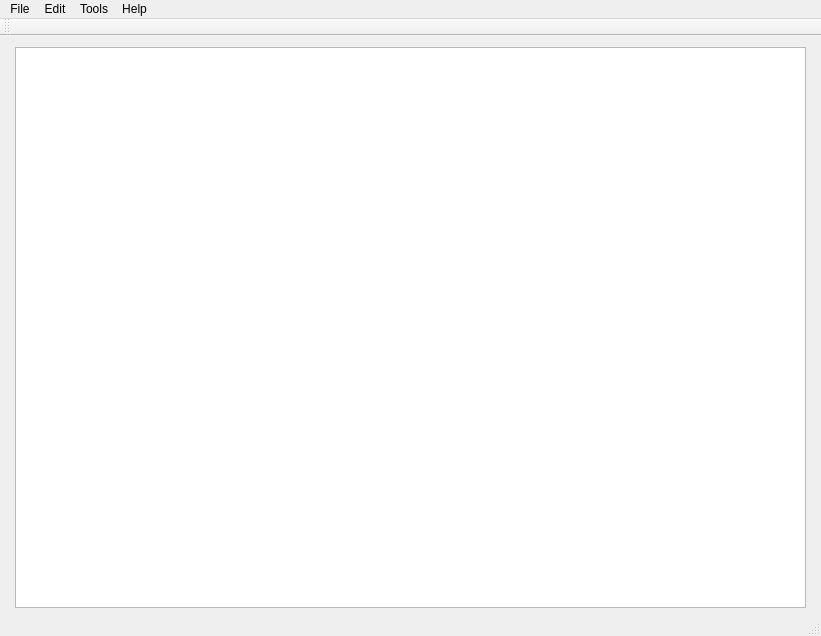
Before: the Qt Designer form OpenAcornExplorer/mainwindow.ui in simoninns/OpenAcornExplorer, drawn with Qt 5.
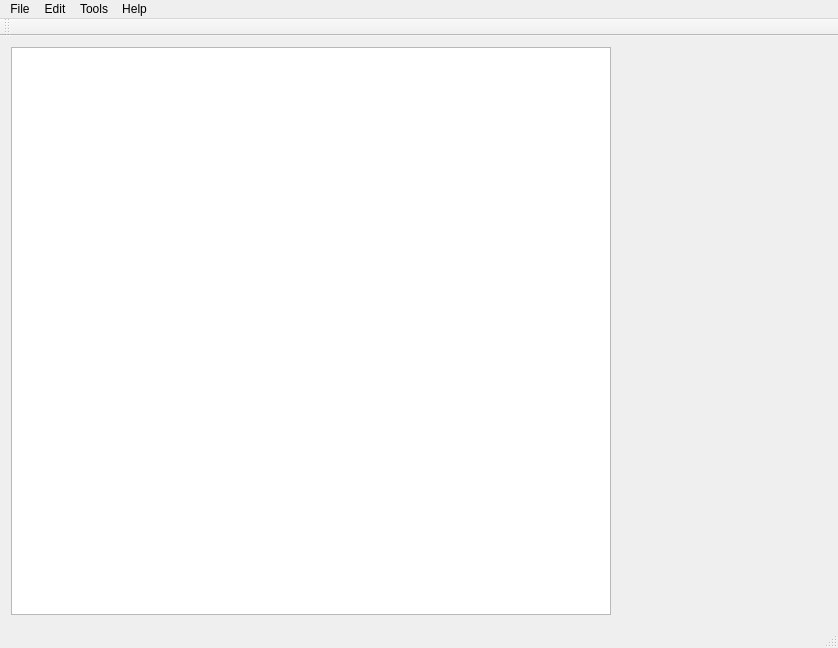
After: the same form once the commit is applied.

Commit message: Modified UI and added additional .adl test image for nested directories

What changed in the file:
```diff
--- a/OpenAcornExplorer/mainwindow.ui
+++ b/OpenAcornExplorer/mainwindow.ui
@@ -6,31 +6,72 @@
    <rect>
     <x>0</x>
     <y>0</y>
-    <width>821</width>
-    <height>636</height>
+    <width>838</width>
+    <height>648</height>
    </rect>
   </property>
+  <property name="sizePolicy">
+   <sizepolicy hsizetype="Preferred" vsizetype="Preferred">
+    <horstretch>0</horstretch>
+    <verstretch>0</verstretch>
+   </sizepolicy>
+  </property>
   <property name="windowTitle">
    <string>OpenAcornExplorer</string>
   </property>
   <widget class="QWidget" name="centralWidget">
-   <widget class="QTreeView" name="treeView">
-    <property name="geometry">
-     <rect>
-      <x>15</x>
-      <y>11</y>
-      <width>791</width>
-      <height>561</height>
-     </rect>
-    </property>
-   </widget>
+   <layout class="QGridLayout" name="gridLayout_2">
+    <item row="0" column="0">
+     <layout class="QGridLayout" name="gridLayout">
+      <item row="0" column="0">
+       <widget class="QTreeView" name="treeView">
+        <property name="sizePolicy">
+         <sizepolicy hsizetype="Fixed" vsizetype="Expanding">
+          <horstretch>0</horstretch>
+          <verstretch>0</verstretch>
+         </sizepolicy>
+        </property>
+        <property name="minimumSize">
+         <size>
+          <width>600</width>
+          <height>0</height>
+         </size>
+        </property>
+        <property name="alternatingRowColors">
+         <bool>true</bool>
+        </property>
+        <property name="animated">
+         <bool>true</bool>
+        </property>
+       </widget>
+      </item>
+      <item row="0" column="1">
+       <layout class="QVBoxLayout" name="verticalLayout">
+        <item>
+         <spacer name="horizontalSpacer">
+          <property name="orientation">
+           <enum>Qt::Horizontal</enum>
+          </property>
+          <property name="sizeHint" stdset="0">
+           <size>
+            <width>40</width>
+            <height>20</height>
+           </size>
+          </property>
+         </spacer>
+        </item>
+       </layout>
+      </item>
+     </layout>
+    </item>
+   </layout>
   </widget>
   <widget class="QMenuBar" name="menuBar">
    <property name="geometry">
     <rect>
      <x>0</x>
      <y>0</y>
-     <width>821</width>
+     <width>838</width>
      <height>21</height>
     </rect>
    </property>
```
The commit also changes 2 other files.
